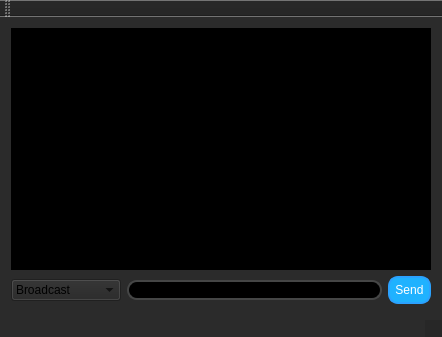
Above: mainwindow.ui from tristanhuyanhngo/SimpleHttpServer before the change. Below: the same form after it.
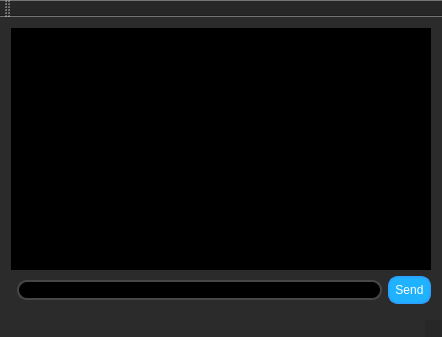
That is the form after the change.

Diff of the .ui file:
```diff
--- a/mainwindow.ui
+++ b/mainwindow.ui
@@ -48,21 +48,6 @@
       </property>
      </widget>
     </item>
-    <item row="1" column="0">
-     <widget class="QComboBox" name="comboBox_receiver">
-      <property name="minimumSize">
-       <size>
-        <width>110</width>
-        <height>0</height>
-       </size>
-      </property>
-      <item>
-       <property name="text">
-        <string>Broadcast</string>
-       </property>
-      </item>
-     </widget>
-    </item>
     <item row="1" column="1">
      <widget class="QLineEdit" name="lineEdit_message">
       <property name="minimumSize">
```
Left out of the diff: 4 changed lines with no effect on the pictures.
